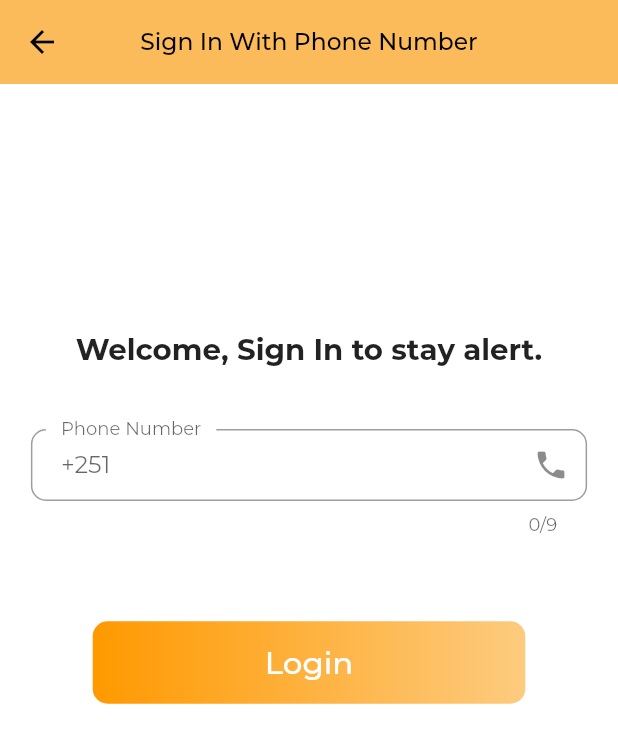
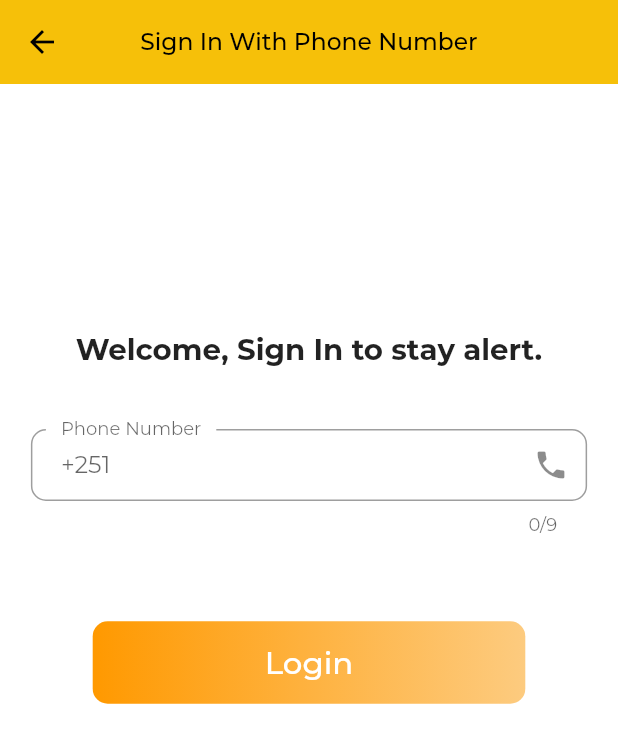
Before and after one commit to ahaduk/Crime_Alert, a Flutter app: the screen it shows after launch, item 4 of the bottom bar chosen, after a tap on "Sign In", on a phone screen of 412 x 824 dp. Shown: the top 743 px of the screen. Run offline on Flutter 3.47's test engine with Material 2 defaults, Android fonts, the light colour scheme and no system bars; our stand-ins replace cloud_firestore, firebase_auth, firebase_core, firebase_storage, flutter_slidable, font_awesome_flutter and 8 more; missing offline and left inert: flutter_phone_direct_caller, geoflutterfire; accounts and stored records are empty.

Commit message:
null image fix, spacing, font size, stream based avatar

```diff
--- a/lib/pages/home/home_feed.dart
+++ b/lib/pages/home/home_feed.dart
@@ -52,7 +52,7 @@ class _HomeFeedState extends State<HomeFeed> {
           children: [
             Container(
               height: 40,
-              width: 100,
+              width: Dimensions.screenWidth > 361.1618200094481 ? 100 : 80,
               decoration: const BoxDecoration(
                   image: DecorationImage(
                       image: AssetImage('assets/screenlogo.png'),
@@ -83,7 +83,7 @@ class _HomeFeedState extends State<HomeFeed> {
                 ),
               ],
             ),
-            const Center(child: UserProfileAvatar())
+            const UserProfileAvatar()
           ],
         ),
       ),
--- a/lib/pages/leaflet/leaflet_feed.dart
+++ b/lib/pages/leaflet/leaflet_feed.dart
@@ -47,11 +47,11 @@ class _LeafletFeedState extends State<LeafletFeed> {
         automaticallyImplyLeading: false,
         backgroundColor: AppColors.mainColor,
         title: Row(
-          mainAxisAlignment: MainAxisAlignment.spaceBetween,
+          mainAxisAlignment: MainAxisAlignment.spaceEvenly,
           children: [
             Container(
-              height: 40,
-              width: 100,
+              height: 50,
+              width: Dimensions.screenWidth > 361.1618200094481 ? 100 : 80,
               decoration: const BoxDecoration(
                   image: DecorationImage(
                       image: AssetImage('assets/screenlogo.png'),
@@ -73,7 +73,7 @@ class _LeafletFeedState extends State<LeafletFeed> {
                   size: Dimensions.font14,
                 ),
                 NavTabs(
-                  text: "Missing   ",
+                  text: "Missing",
                   pageNumber: 1,
                   selectedPage: _selectedPage,
                   onPressed: () {
@@ -82,7 +82,7 @@ class _LeafletFeedState extends State<LeafletFeed> {
                 ),
               ],
             ),
-            const Center(child: UserProfileAvatar())
+            const UserProfileAvatar()
           ],
         ),
       ),
--- a/lib/pages/login_screen.dart
+++ b/lib/pages/login_screen.dart
@@ -168,7 +168,7 @@ class _LoginScreenState extends State<LoginScreen> {
   Widget build(BuildContext context) {
     return Scaffold(
       appBar: AppBar(
-        backgroundColor: AppColors.iconColor2,
+        backgroundColor: AppColors.mainColor,
         elevation: 0,
         title: Text(
           codeSent ? "Verify Phone Number" : "Sign In With Phone Number",
--- a/lib/widget/tab_button.dart
+++ b/lib/widget/tab_button.dart
@@ -32,7 +32,7 @@ class NavTabs extends StatelessWidget {
         ),
         child: BigText(
           text: text,
-          size: screenHeight <= 825 ? 14 : Dimensions.font20,
+          size: 14,
           fontWeight:
               selectedPage == pageNumber ? FontWeight.w700 : FontWeight.w300,
         ),
```
Also changed, not shown: lib/components/location_report.dart (+7 -0 lines), lib/components/user_profile_avatar.dart (+39 -7 lines), lib/components/user_profile_card.dart (+21 -4 lines), lib/pages/police_profile/police_profile.dart (+15 -4 lines), lib/pages/post description/leaflet_description_screen.dart (+10 -3 lines), lib/pages/post description/post_description_screen.dart (+7 -0 lines), lib/pages/setting/settings.dart (+0 -22 lines).
